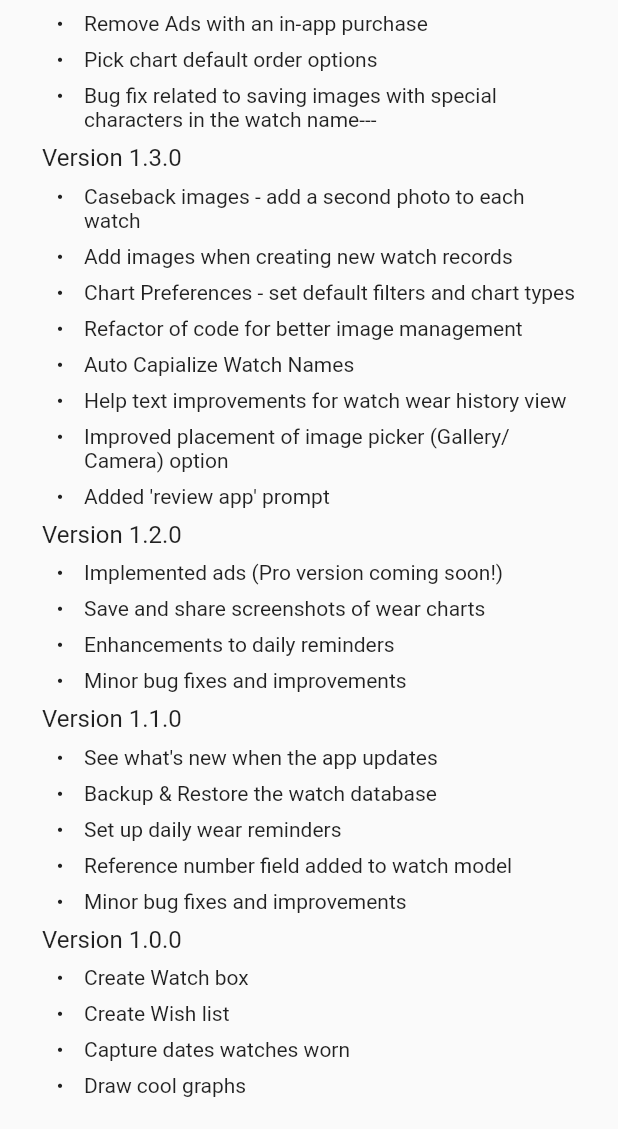
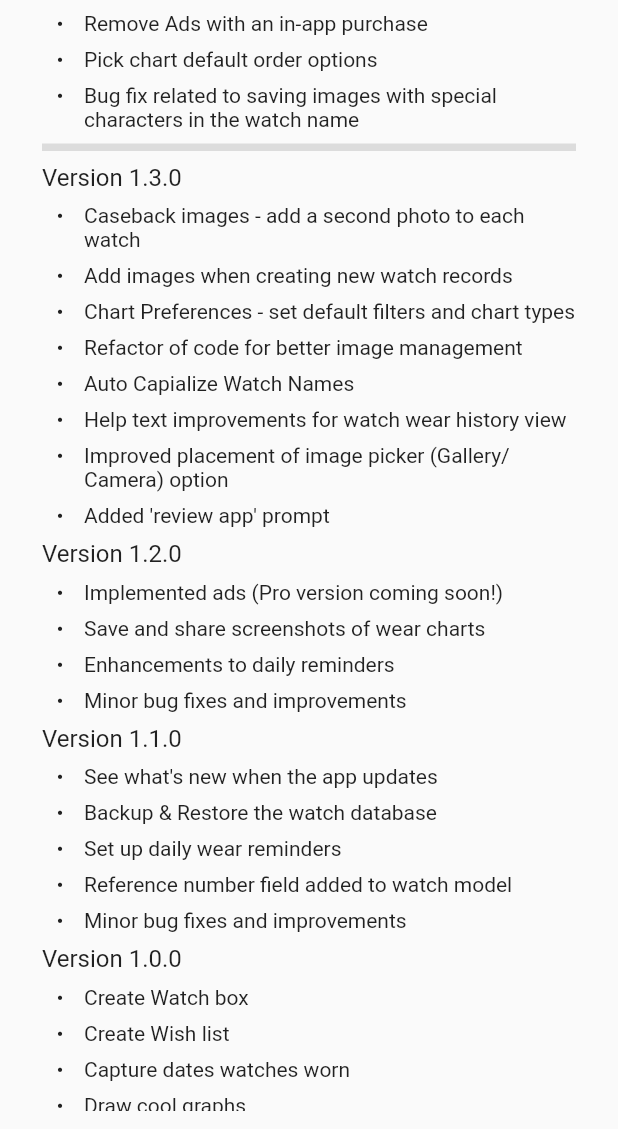
Before and after one commit to Stif-UK/WristCheck, a Flutter app: what getVersionHistory() shows on an empty page, opened directly, on a phone screen of 412 x 824 dp, the part 107-1236 px from its top. Run offline on Flutter 3.47's test engine with Material 2 defaults, Android fonts, the phone set to English and light mode, and no system bars; our stand-ins replace file_picker, flutter_local_notifications, flutter_markdown, get, google_mobile_ads, hive and 11 more; missing offline and left inert: app_tracking_transparency, purchases_flutter; accounts and stored records are empty; network calls fail; statements that could not run were skipped.

Commit message:
fixing formatting issue

```diff
--- a/lib/copy/whats_new_copy.dart
+++ b/lib/copy/whats_new_copy.dart
@@ -30,7 +30,7 @@ class WhatsNewCopy{
                 "* WristCheck Pro added!\n"
                 "* Remove Ads with an in-app purchase\n\n"
                 "* Pick chart default order options\n\n"
-                "* Bug fix related to saving images with special characters in the watch name"
+                "* Bug fix related to saving images with special characters in the watch name\n\n"
                 "--- \n\n"
             "### Version 1.3.0 \n"
                 "\n"
```
